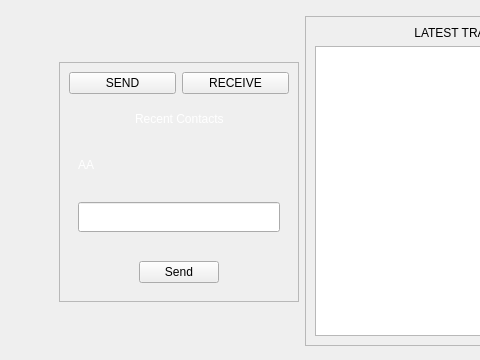
Above: src/qt/forms/dashboardwidget.ui from eons-finance/ALQO before the change; both pictures show x 0 to 480 and y 123 to 483 of the 970 by 483 pixel window. Below: the same form after it.
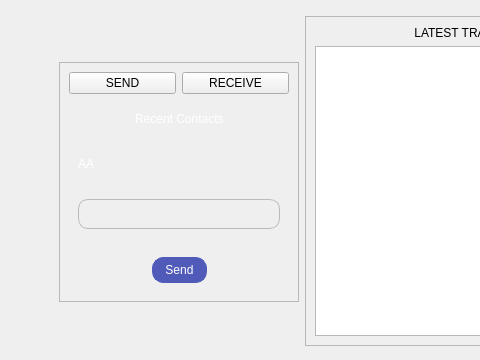
That is the form after the change.

Patch:
```diff
--- a/src/qt/forms/dashboardwidget.ui
+++ b/src/qt/forms/dashboardwidget.ui
@@ -106,6 +106,9 @@
              <height>240</height>
             </size>
            </property>
+           <property name="styleSheet">
+            <string notr="true"/>
+           </property>
            <property name="frameShape">
             <enum>QFrame::StyledPanel</enum>
            </property>
@@ -244,6 +247,10 @@
                         <height>30</height>
                        </size>
                       </property>
+                      <property name="styleSheet">
+                       <string notr="true">border:  1px solid #bababa;  background-color:transparent;
+    font-size: 12px;  border-radius: 10px;  padding:5px; color: #ffffff;</string>
+                      </property>
                       <property name="maxLength">
                        <number>17</number>
                       </property>
@@ -290,6 +297,9 @@
                         <verstretch>0</verstretch>
                        </sizepolicy>
                       </property>
+                      <property name="styleSheet">
+                       <string notr="true">    color: white;  border:1px solid #505BB9;  background-color:#505BB9;  border-radius: 11px;   padding:5px 12px 5px 12px;</string>
+                      </property>
                       <property name="text">
                        <string>Send</string>
                       </property>
```
Left out of the diff: 4 changed lines with no effect on the pictures.
